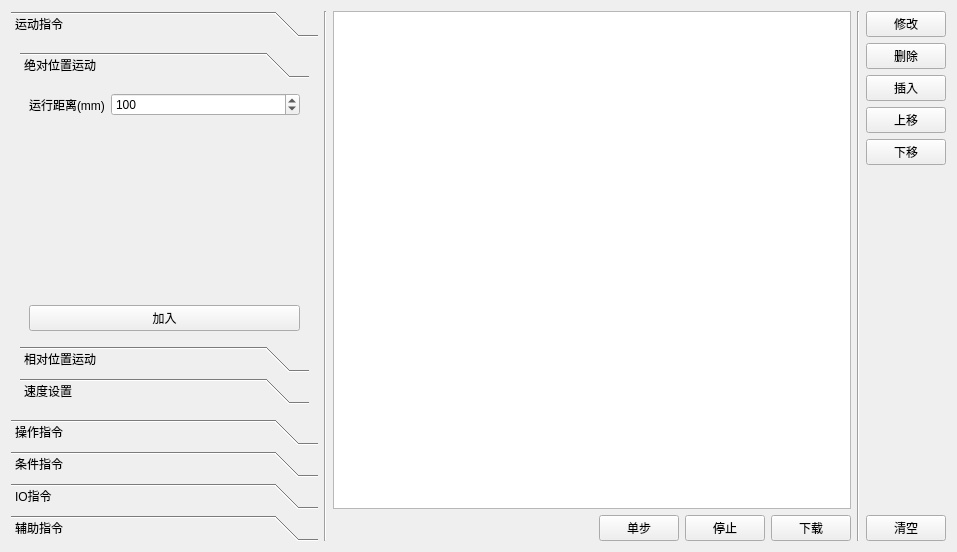
The window that src/form.ui (eeyoo/step-servo-tuner) describes before a commit, drawn with Qt 5.
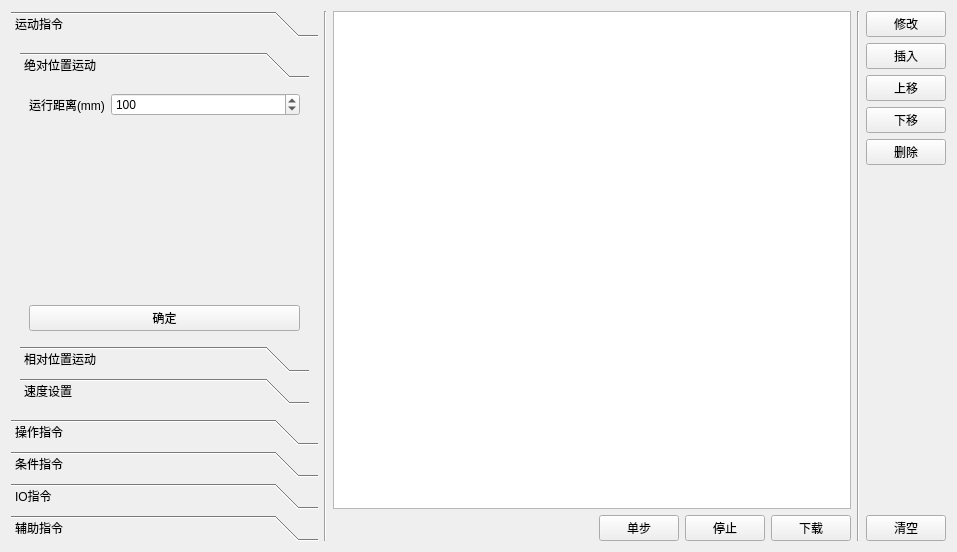
The same window after the commit. The open tabs and pages were chosen to show the change.

What changed in the file:
```diff
--- a/src/form.ui
+++ b/src/form.ui
@@ -42,8 +42,8 @@
            <rect>
             <x>0</x>
             <y>0</y>
-            <width>162</width>
-            <height>75</height>
+            <width>290</width>
+            <height>308</height>
            </rect>
           </property>
           <attribute name="label">
@@ -90,7 +90,7 @@
            <item>
             <widget class="QPushButton" name="absAddBtn">
              <property name="text">
-              <string>加入</string>
+              <string>确定</string>
              </property>
             </widget>
            </item>
@@ -1006,13 +1006,6 @@
          </property>
         </widget>
        </item>
-       <item>
-        <widget class="QPushButton" name="deleteBtn">
-         <property name="text">
-          <string>删除</string>
-         </property>
-        </widget>
-       </item>
        <item>
         <widget class="QPushButton" name="insertBtn">
          <property name="text">
@@ -1034,6 +1027,13 @@
          </property>
         </widget>
        </item>
+       <item>
+        <widget class="QPushButton" name="deleteBtn">
+         <property name="text">
+          <string>删除</string>
+         </property>
+        </widget>
+       </item>
        <item>
         <spacer name="verticalSpacer_11">
          <property name="orientation">
```
Left out of the diff: 66 changed lines with no effect on the pictures.
